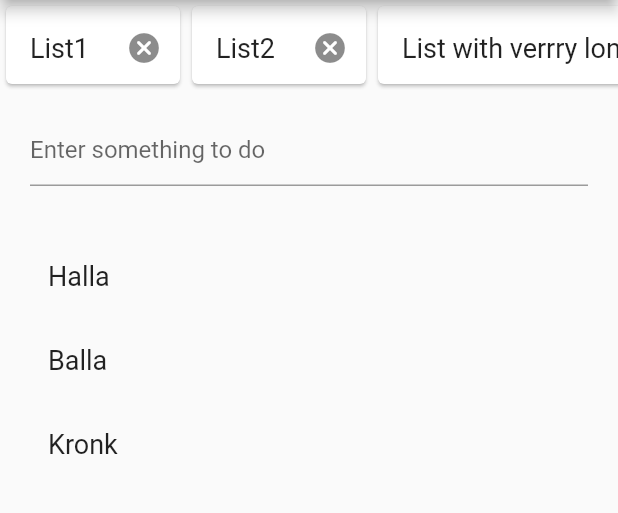
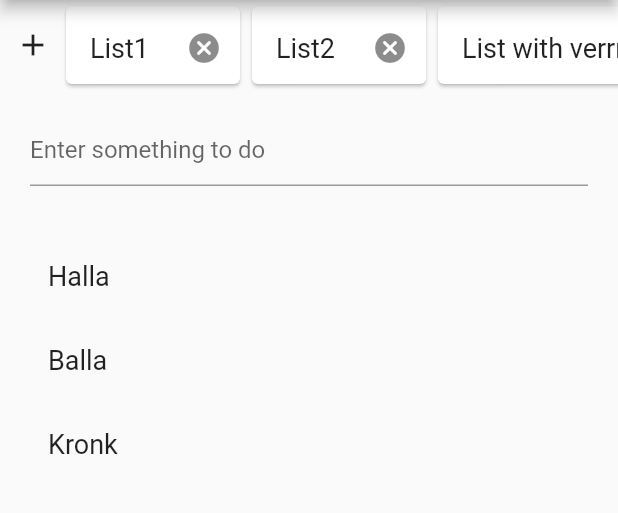
Before and after one commit to williamgt/IDATT2506, a Flutter app: the screen it shows after launch, on a phone screen of 412 x 824 dp, the part 84-597 px from its top. Run offline on Flutter 3.47's test engine with Material 2 defaults, Android fonts, the phone set to English and light mode, and no system bars.

Commit message:
Button for adding todo list

```diff
--- a/oblig8/code/todo_list/lib/main.dart
+++ b/oblig8/code/todo_list/lib/main.dart
@@ -58,25 +58,36 @@ class _ToDoListWidgetState extends State<ToDoListWidget> {
       children: [
         SizedBox(
             height: 60,
+            child: Row(
+              children: <Widget>[
+                //Button or adding more lists
+                Container(
+                  width: 20,
+                  margin: const EdgeInsets.all(10),
+                  child: IconButton(
+                    padding: EdgeInsets.zero,
+                    onPressed: () => print('Plust'),
+                    icon: const Icon(Icons.add))),
+                //List of todo lists
+                Expanded(
                   child: ListView.builder(
                       itemCount: _todoLists.length,
                       scrollDirection: Axis.horizontal,
                       itemBuilder: ((context, index) {
                         //calculating width of list elements
-                double w = _todoLists[index].title.length * 10 + 2*18; //10 per character and add offset equal to font size
+                        double w = _todoLists[index].title.length * 10 + 2 * 18; //10 per character and add offset equal to font size
                         if (w < 100) w += 30; //If w is small, add more hoping it looks good
                         return Card(
                           child: Container( //Need container cuz listtile takes too much space
                             width: w,
                             child: ListTile(
                             //X button at end of todo list
-                      trailing: Container( //Need container cuz iconbutton takes too much space
+                              trailing: Container(
+                                //Need container cuz iconbutton takes too much space
                                 width: 20,
                                 child: IconButton(
                                   padding: EdgeInsets.zero,
-                          icon: const Icon(
-                            Icons.cancel_rounded,
-                          ),
+                                  icon: const Icon(Icons.cancel_rounded,),
                                   onPressed: () => print('Ooga ${_todoLists[index].title}'),
                                 )),
                               //Name of list
@@ -96,6 +107,8 @@ class _ToDoListWidgetState extends State<ToDoListWidget> {
                         ));
                       })),
                 ),
+              ],
+            )),
         //ToDo input
         Padding(
           padding: const EdgeInsets.symmetric(horizontal: 20, vertical: 16),
```
Lines whose indentation alone changed are shown as unchanged.
